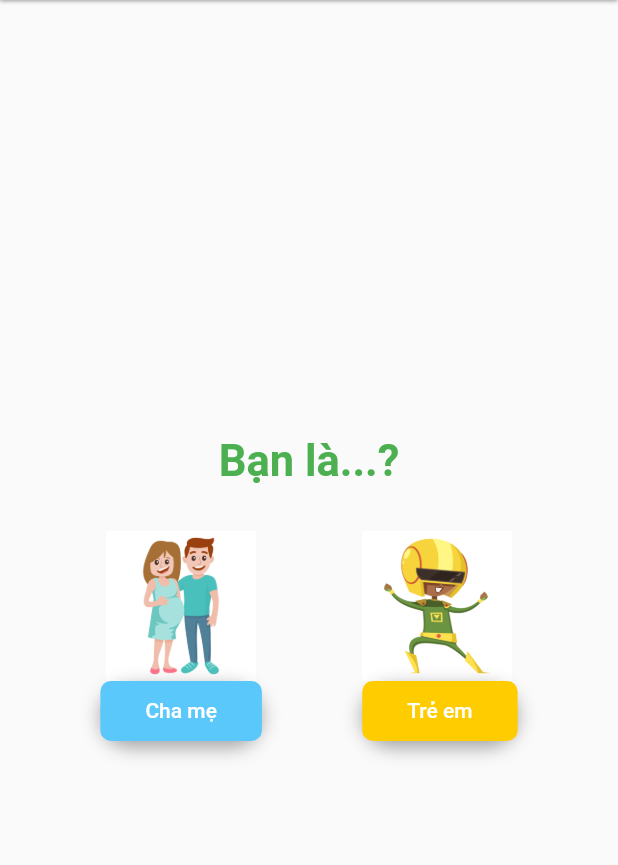
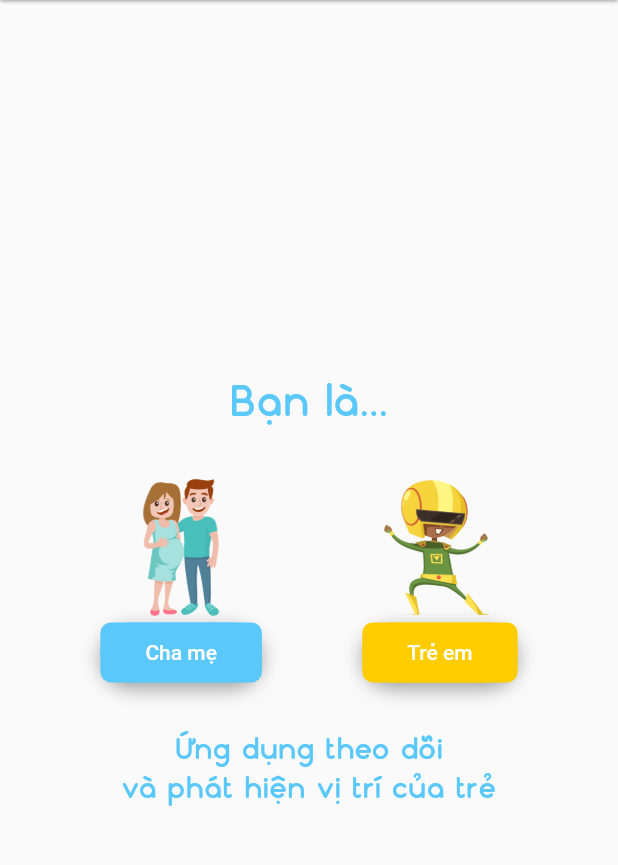
Before and after one commit to tranbaquan/child_protection_app, a Flutter app: the screen it shows after launch, on a phone screen of 412 x 824 dp, the part 105-970 px from its top. Run offline on Flutter 3.47's test engine with Material 2 defaults, Android fonts, the phone set to English and light mode, and no system bars.

Commit message:
Merge branch 'master' of https://github.com/tranbaquan/child_protection_app
# Conflicts:
#	lib/main.dart

```diff
--- a/lib/main.dart
+++ b/lib/main.dart
@@ -1,11 +1,10 @@
+import 'package:child_protection_app/ui/enter_code.dart';
 import 'package:child_protection_app/ui/init_page.dart';
 import 'package:child_protection_app/ui/parent_form.dart';
 import 'package:flutter/material.dart';
 
 void main() {
   runApp(ChildProtection());
-//  runApp(Parent());
-//  runApp(InitPage());
 }
 
 class ChildProtection extends StatelessWidget {
@@ -13,6 +12,7 @@ class ChildProtection extends StatelessWidget {
   Widget build(BuildContext context) {
     return MaterialApp(
       title: 'Child Protection',
+      debugShowCheckedModeBanner: false,
       theme: ThemeData(
         primarySwatch: Colors.green,
         backgroundColor: Colors.white,
--- a/lib/ui/init_page.dart
+++ b/lib/ui/init_page.dart
@@ -1,6 +1,6 @@
+import 'package:child_protection_app/ui/parent_form.dart';
 import 'package:child_protection_app/ui/widget/appbar.dart';
 import 'package:child_protection_app/ui/widget/button.dart';
-import 'package:child_protection_app/ui/widget/input_text.dart';
 import 'package:flutter/material.dart';
 
 class InitPage extends StatefulWidget {
@@ -17,12 +17,22 @@ class InitPageState extends State<InitPage> {
     final parentsBtn = HWButton(
       title: "Cha mẹ",
       color: Color(0xff5ac8fa),
-      onPressed: () {},
+      onPressed: () {
+        Navigator.push(
+          context,
+          MaterialPageRoute(builder: (context) => Parent(role: 'PARENTS',)),
+        );
+      },
     );
     final childBtn = HWButton(
       title: "Trẻ em",
       color: Color(0xffffcc00),
-      onPressed: () {},
+      onPressed: () {
+        Navigator.push(
+          context,
+          MaterialPageRoute(builder: (context) => Parent(role: 'CHILD',)),
+        );
+      },
     );
     return Scaffold(
       appBar: appbar.buildAppbar(context),
@@ -36,13 +46,14 @@ class InitPageState extends State<InitPage> {
               Padding(
                 padding: const EdgeInsets.all(30.0),
                 child: Text(
-                  'Bạn là...?',
+                  'Bạn là...',
                   textAlign: TextAlign.center,
                   overflow: TextOverflow.ellipsis,
                   style: TextStyle(
                     fontWeight: FontWeight.bold,
-                    color: Colors.green,
+                    color: Color(0xff5ac8fa),
                     fontSize: 29,
+                    fontFamily: 'nokio',
                   ),
                 ),
               ),
@@ -70,6 +81,19 @@ class InitPageState extends State<InitPage> {
                       childBtn,
                     ],
                   ),
+                  Padding(
+                    padding: const EdgeInsets.only(top: 30),
+                    child: Text(
+                      'Ứng dụng theo dõi\nvà phát hiện vị trí của trẻ',
+                      textAlign: TextAlign.center,
+                      overflow: TextOverflow.ellipsis,
+                      style: TextStyle(
+                          fontWeight: FontWeight.bold,
+                          color: Color(0xff5ac8fa),
+                          fontSize: 20,
+                          fontFamily: 'nokio'),
+                    ),
+                  ),
                 ],
               ),
             ],
```
Also changed, not shown: lib/ui/enter_code.dart (added, +53 -0 lines), lib/ui/parent_form.dart (+53 -19 lines), lib/ui/widget/input_text.dart (+6 -2 lines), pubspec.yaml (+16 -12 lines), fonts/FS Nokio Bold.otf (added), fonts/FS Nokio Bold.ttf (added), fonts/FS Nokio ExtraLight.otf (added), fonts/FS Nokio ExtraLight.ttf (added), fonts/FS Nokio Light.otf (added), fonts/FS Nokio Light.ttf (added), fonts/FS Nokio Medium.otf (added), fonts/FS Nokio Medium.ttf (added), fonts/FS Nokio Regular.otf (added), fonts/FS Nokio Regular.ttf (added), 2 more files.
